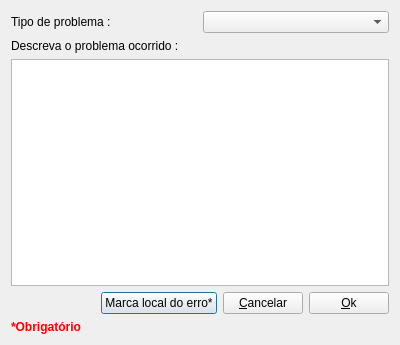
First picture: the form in modules/sap/uis/reportError.ui, repository dsgoficial/SAP_Operador, before the edit.
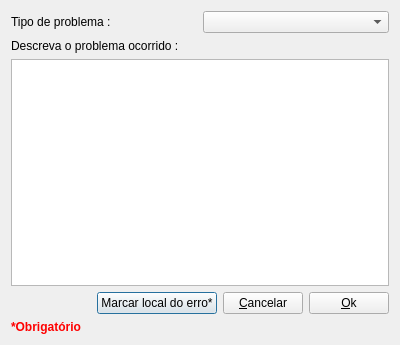
Second picture: the form after the edit.

What changed in the file:
```diff
--- a/modules/sap/uis/reportError.ui
+++ b/modules/sap/uis/reportError.ui
@@ -49,7 +49,7 @@
      <item>
       <widget class="QPushButton" name="makerBtn">
        <property name="text">
-        <string>Marca local do erro*</string>
+        <string>Marcar local do erro*</string>
        </property>
       </widget>
      </item>
```
